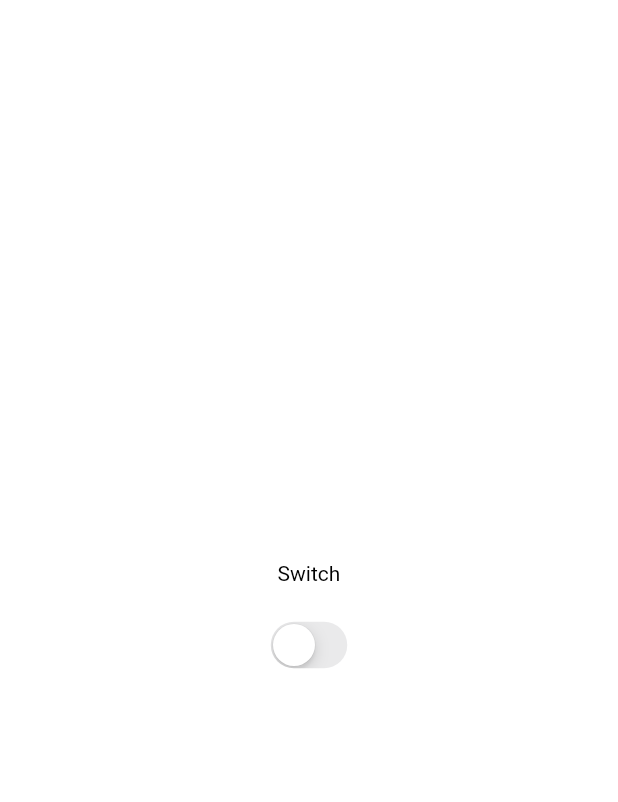
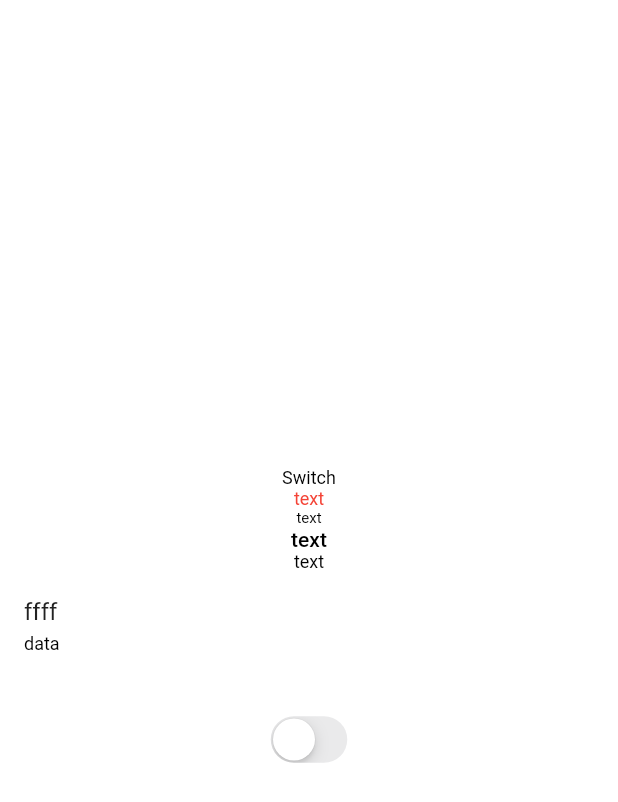
Before and after one commit to Collins-01/Dark-Theme-Riverpod, a Flutter app: the screen it shows after launch, on a phone screen of 412 x 824 dp. Shown: the top 802 px of the screen. Run offline on Flutter 3.47's test engine with Material 2 defaults, Android fonts, the light colour scheme and no system bars; our stand-ins replace hooks_riverpod, shared_preferences.

Commit message:
integrating text structure

```diff
--- /dev/null
+++ b/lib/constants/text_styles.dart
@@ -0,0 +1,47 @@
+import 'package:flutter/material.dart';
+
+const TextStyle overallStyle = TextStyle(fontFamily: "EuclidCircularA");
+const TextStyle heading1Style = TextStyle(
+  fontWeight: FontWeight.w700,
+  fontSize: 46,
+);
+const TextStyle heading2Style = TextStyle(
+  fontWeight: FontWeight.w600,
+  fontSize: 36,
+);
+const TextStyle heading3Style = TextStyle(
+  fontWeight: FontWeight.w700,
+  fontSize: 32,
+);
+const TextStyle heading4Style = TextStyle(
+  fontWeight: FontWeight.w500,
+  fontSize: 24,
+);
+const TextStyle heading5Style = TextStyle(
+  fontWeight: FontWeight.w500,
+  fontSize: 16,
+);
+const TextStyle heading6Style = TextStyle(
+  fontWeight: FontWeight.w500,
+  fontSize: 12,
+);
+const TextStyle bodyStyle = TextStyle(
+  fontWeight: FontWeight.w400,
+  fontSize: 16,
+);
+const TextStyle body2Style = TextStyle(
+  fontWeight: FontWeight.w400,
+  fontSize: 12,
+);
+const TextStyle body3Style = TextStyle(
+  fontWeight: FontWeight.w400,
+  fontSize: 10,
+);
+const TextStyle captionStyle = TextStyle(
+  fontWeight: FontWeight.w400,
+  fontSize: 12,
+);
+const TextStyle buttonStyle = TextStyle(
+  fontWeight: FontWeight.w500,
+  fontSize: 14,
+);
--- a/lib/main.dart
+++ b/lib/main.dart
@@ -1,6 +1,5 @@
 //@dart=2.9
 import 'package:dark_theme_riverpod/notifiers/app_theme_notifier.dart';
-import 'package:dark_theme_riverpod/services/theme_service.dart';
 import 'package:dark_theme_riverpod/utils/app_theme_data.dart';
 import 'package:dark_theme_riverpod/views/home_view.dart';
 import 'package:flutter/material.dart';
@@ -15,19 +14,16 @@ void main() {
   );
 }
 
-final appThemeStateNotifier =
-    ChangeNotifierProvider((ref) => AppThemeNotifier());
-
 // ignore: use_key_in_widget_constructors
 class MyApp extends ConsumerWidget {
   @override
   Widget build(BuildContext context, WidgetRef ref) {
     // ignore: avoid_print
-    print(ref.watch(appThemeStateNotifier).isDarkModeEnabled);
+    print(ref.watch(appThemeNotifier).isDarkModeEnabled);
     // final appThemeState
     return MaterialApp(
       title: 'Dark Theme Riverpod',
-      theme: ref.watch(appThemeStateNotifier).isDarkModeEnabled
+      theme: ref.watch(appThemeNotifier).isDarkModeEnabled
           ? AppThemeData.darkThemeData
           : AppThemeData.lightThemeData,
       home: const HomeView(),
--- a/lib/notifiers/app_theme_notifier.dart
+++ b/lib/notifiers/app_theme_notifier.dart
@@ -1,6 +1,9 @@
 import 'package:flutter/material.dart';
 import 'package:hooks_riverpod/hooks_riverpod.dart';
 import 'package:shared_preferences/shared_preferences.dart';
+
+// final appThemeStateNotifier =
+//     ChangeNotifierProvider((ref) => AppThemeNotifier());
 
 class AppThemeNotifier extends ChangeNotifier {
   AppThemeNotifier() {
--- a/lib/utils/app_theme_data.dart
+++ b/lib/utils/app_theme_data.dart
@@ -1,10 +1,13 @@
+import 'package:dark_theme_riverpod/constants/text_styles.dart';
 import 'package:flutter/material.dart';
 
 class AppThemeData {
   //creating an instance of the class
   AppThemeData._();
 
-  static get lightThemeData => ThemeData(
+  static get lightThemeData {
+    Color color = Colors.black;
+    return ThemeData(
       scaffoldBackgroundColor: Colors.white,
       appBarTheme: const AppBarTheme(
         color: Colors.teal,
@@ -12,14 +15,29 @@ class AppThemeData {
           color: Colors.white,
         ),
       ),
-        textTheme: const TextTheme(
-          bodyText2: TextStyle(
-            color: Colors.black,
-          ),
+      // s
+      textTheme: TextTheme(
+        bodyText2: body2Style.copyWith(color: color),
+        bodyText1: bodyStyle.copyWith(color: color),
+        caption: captionStyle.copyWith(color: color),
+        button: buttonStyle.copyWith(color: color),
+        headline1: heading1Style.copyWith(color: color),
+        headline2: heading2Style.copyWith(color: color),
+        headline3: heading3Style.copyWith(color: color),
+        headline4: heading4Style.copyWith(color: color),
+        headline5: heading5Style.copyWith(color: color),
+        headline6: heading6Style.copyWith(color: color),
+        overline: body3Style.copyWith(color: color),
+        // subtitle1: ,
+        // subtitle2: ,
       ),
     );
+  }
 
-  static get darkThemeData => ThemeData(
+  static get darkThemeData {
+    Color color = Colors.white;
+
+    return ThemeData(
       scaffoldBackgroundColor: Colors.black,
       appBarTheme: const AppBarTheme(
         color: Colors.black,
@@ -27,10 +45,19 @@ class AppThemeData {
           color: Colors.white,
         ),
       ),
-        textTheme: const TextTheme(
-          bodyText2: TextStyle(
-            color: Colors.white,
-          ),
+      textTheme: TextTheme(
+        bodyText2: body2Style.copyWith(color: color),
+        bodyText1: bodyStyle.copyWith(color: color),
+        caption: captionStyle.copyWith(color: color),
+        button: buttonStyle.copyWith(color: color),
+        headline1: heading1Style.copyWith(color: color),
+        headline2: heading2Style.copyWith(color: color),
+        headline3: heading3Style.copyWith(color: color),
+        headline4: heading4Style.copyWith(color: color),
+        headline5: heading5Style.copyWith(color: color),
+        headline6: heading6Style.copyWith(color: color),
+        overline: body3Style.copyWith(color: color),
       ),
     );
   }
+}
--- /dev/null
+++ b/lib/utils/text.dart
@@ -0,0 +1,141 @@
+// import 'package:dark_theme_riverpod/main.dart';
+// import 'package:dark_theme_riverpod/notifiers/app_theme_notifier.dart';
+// import 'package:flutter/material.dart';
+// import 'package:hooks_riverpod/hooks_riverpod.dart';
+
+// import '../constants/text_styles.dart';
+// import '../views/home_view.dart';
+
+// class AppText extends ConsumerStatefulWidget {
+//   final appThemeStateNotifier =
+//       ChangeNotifierProvider((ref) => AppThemeNotifier());
+
+//   final String text;
+//   final TextStyle style;
+//   final Color? color;
+
+//   AppText.heading1(this.text, {Key? key, this.color})
+//       : style = heading1Style,
+//         super(key: key);
+
+//   AppText.heading2(this.text, {Key? key, this.color})
+//       : style = heading2Style,
+//         super(key: key);
+//   // ignore: use_key_in_widget_constructors
+//   AppText.heading3(this.text, {this.color}) : style = heading3Style;
+
+//   AppText.heading4(this.text, {Key? key, this.color})
+//       : style = heading4Style.copyWith(color: color),
+//         super(key: key);
+
+//   AppText.heading5(this.text, {Key? key, this.color})
+//       : style = heading5Style.copyWith(color: color),
+//         super(key: key);
+
+//   AppText.heading6(this.text, {Key? key, this.color})
+//       : style = heading6Style.copyWith(color: color),
+//         super(key: key);
+
+//   AppText.button(this.text,
+//       {Key? key,
+//       this.color,
+//       FontWeight? fontWeight,
+//       TextDecoration? decoration})
+//       : style = buttonStyle.copyWith(
+//             color: color, fontWeight: fontWeight, decoration: decoration),
+//         super(key: key);
+
+//   AppText.body(this.text, {Key? key, this.color})
+//       : style = bodyStyle.copyWith(color: color),
+//         super(key: key);
+
+//   AppText.body2(this.text, {Key? key, this.color})
+//       : style = body2Style.copyWith(color: color),
+//         super(key: key);
+
+//   AppText.body3(this.text, {Key? key, this.color})
+//       : style = body3Style.copyWith(color: color),
+//         super(key: key);
+
+//   AppText.caption(this.text, {Key? key, this.color})
+//       : style = captionStyle.copyWith(color: color),
+//         super(key: key);
+
+//   @override
+//   _AppTextState createState() => _AppTextState();
+// }
+
+// class _AppTextState extends ConsumerState<AppText> {
+//   Color get defaultColor => ref.watch(appThemeStateNotifier).isDarkModeEnabled
+//       ? Colors.white
+//       : Colors.black;
+
+//   @override
+//   Widget build(BuildContext context) {
+//     return Text(
+//       widget.text,
+//       style: widget.style.copyWith(color: widget.color ?? defaultColor),
+//     );
+//   }
+// }
+
+import 'package:dark_theme_riverpod/constants/text_styles.dart';
+import 'package:flutter/material.dart';
+
+class AppText extends StatelessWidget {
+  final String text;
+  final TextStyle style;
+
+  const AppText.heading1(this.text, {Key? key})
+      : style = heading1Style,
+        super(key: key);
+
+  const AppText.heading2(this.text, {Key? key, color})
+      : style = heading2Style,
+        super(key: key);
+  const AppText.heading3(this.text, {Key? key, color})
+      : style = heading3Style,
+        super(key: key);
+
+  AppText.heading4(this.text, {Key? key, color})
+      : style = heading4Style.copyWith(color: color),
+        super(key: key);
+
+  AppText.heading5(this.text, {Key? key, color})
+      : style = heading5Style.copyWith(color: color),
+        super(key: key);
+
+  AppText.heading6(this.text, {Key? key, color})
+      : style = heading6Style.copyWith(color: color),
+        super(key: key);
+
+  AppText.button(this.text,
+      {Key? key, color, FontWeight? fontWeight, TextDecoration? decoration})
+      : style = buttonStyle.copyWith(
+            color: color, fontWeight: fontWeight, decoration: decoration),
+        super(key: key);
+
+  AppText.body(this.text, {Key? key, color})
+      : style = bodyStyle.copyWith(color: color),
+        super(key: key);
+
+  AppText.body2(this.text, {Key? key, color})
+      : style = body2Style.copyWith(color: color),
+        super(key: key);
+
+  AppText.body3(this.text, {Key? key, color})
+      : style = body3Style.copyWith(color: color),
+        super(key: key);
+
+  AppText.caption(this.text, {Key? key, color})
+      : style = captionStyle.copyWith(color: color),
+        super(key: key);
+
+  @override
+  Widget build(BuildContext context) {
+    return Text(
+      text,
+      style: style,
+    );
+  }
+}
--- a/lib/views/home_view.dart
+++ b/lib/views/home_view.dart
@@ -1,10 +1,8 @@
 import 'package:dark_theme_riverpod/notifiers/app_theme_notifier.dart';
+import 'package:dark_theme_riverpod/utils/text.dart';
 import 'package:flutter/cupertino.dart';
 import 'package:flutter/material.dart';
 import 'package:hooks_riverpod/hooks_riverpod.dart';
-
-final appThemeStateNotifier =
-    ChangeNotifierProvider((ref) => AppThemeNotifier());
 
 class HomeView extends ConsumerWidget {
   const HomeView({Key? key}) : super(key: key);
@@ -12,15 +10,27 @@ class HomeView extends ConsumerWidget {
 
   @override
   Widget build(BuildContext context, WidgetRef ref) {
-    final _themeState = ref.watch(appThemeStateNotifier);
+    final _themeState = ref.watch(appThemeNotifier);
     return Scaffold(
       body: Column(
         mainAxisAlignment: MainAxisAlignment.center,
         children: [
           const Text("Switch"),
+          AppText.body2(
+            "text",
+            color: Colors.red,
+          ),
+          AppText.body3("text"),
+          AppText.button("text"),
+          AppText.body2("text"),
+          const ListTile(
+            title: Text("ffff"),
+            subtitle: Text("data"),
+          ),
           const SizedBox(
             height: 20,
           ),
+          // AppText
           Center(
             child: CupertinoSwitch(
               onChanged: (v) {
--- a/pubspec.yaml
+++ b/pubspec.yaml
@@ -37,6 +37,7 @@ dependencies:
   hooks_riverpod: ^1.0.3
   flutter_hooks: ^0.18.2
   shared_preferences: ^2.0.12
+  google_fonts: ^2.3.0
 
 dev_dependencies:
   flutter_test:
```
Also changed, not shown: pubspec.lock, 4 other files. Lines whose indentation alone changed are shown as unchanged.
